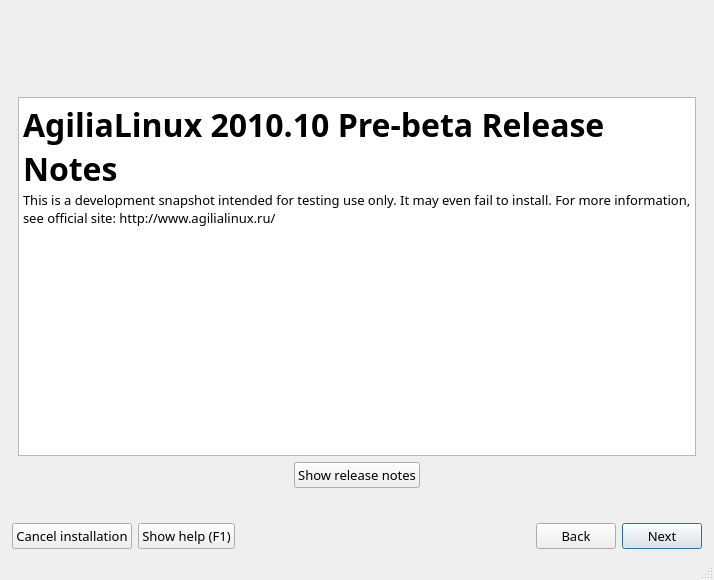
The window that guiinstaller/guisetup/mainwindow.ui (aix27249/mpkg) describes before a commit, drawn with Qt 5.
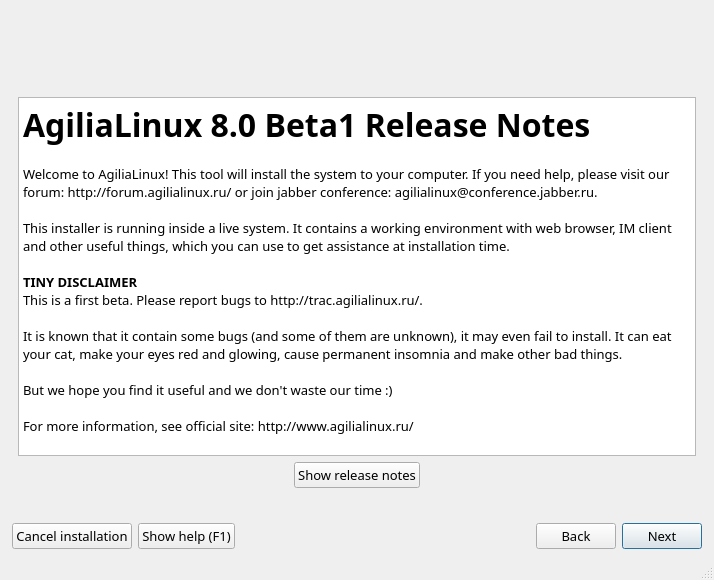
The same window after the commit. The open tabs and pages were chosen to show the change. Icons and pictures are not drawn.

```diff
--- a/guiinstaller/guisetup/mainwindow.ui
+++ b/guiinstaller/guisetup/mainwindow.ui
@@ -128,8 +128,20 @@
 &lt;html&gt;&lt;head&gt;&lt;meta name=&quot;qrichtext&quot; content=&quot;1&quot; /&gt;&lt;style type=&quot;text/css&quot;&gt;
 p, li { white-space: pre-wrap; }
 &lt;/style&gt;&lt;/head&gt;&lt;body style=&quot; font-family:'Droid Sans'; font-size:10pt; font-weight:400; font-style:normal;&quot;&gt;
-&lt;p style=&quot; margin-top:0px; margin-bottom:0px; margin-left:0px; margin-right:0px; -qt-block-indent:0; text-indent:0px;&quot;&gt;&lt;span style=&quot; font-size:24pt; font-weight:600;&quot;&gt;AgiliaLinux 2010.10 Pre-beta Release Notes&lt;/span&gt;&lt;/p&gt;
-&lt;p style=&quot; margin-top:0px; margin-bottom:0px; margin-left:0px; margin-right:0px; -qt-block-indent:0; text-indent:0px;&quot;&gt;This is a development snapshot intended for testing use only. It may even fail to install. For more information, see official site: http://www.agilialinux.ru/&lt;/p&gt;&lt;/body&gt;&lt;/html&gt;</string>
+&lt;p style=&quot; margin-top:0px; margin-bottom:0px; margin-left:0px; margin-right:0px; -qt-block-indent:0; text-indent:0px;&quot;&gt;&lt;span style=&quot; font-size:24pt; font-weight:600;&quot;&gt;AgiliaLinux 8.0 Beta1 Release Notes&lt;/span&gt;&lt;/p&gt;
+&lt;p style=&quot;-qt-paragraph-type:empty; margin-top:0px; margin-bottom:0px; margin-left:0px; margin-right:0px; -qt-block-indent:0; text-indent:0px;&quot;&gt;&lt;/p&gt;
+&lt;p style=&quot; margin-top:0px; margin-bottom:0px; margin-left:0px; margin-right:0px; -qt-block-indent:0; text-indent:0px;&quot;&gt;Welcome to AgiliaLinux! This tool will install the system to your computer. If you need help, please visit our forum: http://forum.agilialinux.ru/ or join jabber conference: agilialinux@conference.jabber.ru. &lt;/p&gt;
+&lt;p style=&quot;-qt-paragraph-type:empty; margin-top:0px; margin-bottom:0px; margin-left:0px; margin-right:0px; -qt-block-indent:0; text-indent:0px;&quot;&gt;&lt;/p&gt;
+&lt;p style=&quot; margin-top:0px; margin-bottom:0px; margin-left:0px; margin-right:0px; -qt-block-indent:0; text-indent:0px;&quot;&gt;This installer is running inside a live system. It contains a working environment with web browser, IM client and other useful things, which you can use to get assistance at installation time.&lt;/p&gt;
+&lt;p style=&quot;-qt-paragraph-type:empty; margin-top:0px; margin-bottom:0px; margin-left:0px; margin-right:0px; -qt-block-indent:0; text-indent:0px;&quot;&gt;&lt;/p&gt;
+&lt;p style=&quot; margin-top:0px; margin-bottom:0px; margin-left:0px; margin-right:0px; -qt-block-indent:0; text-indent:0px;&quot;&gt;&lt;span style=&quot; font-weight:600;&quot;&gt;TINY DISCLAIMER&lt;/span&gt;&lt;/p&gt;
+&lt;p style=&quot; margin-top:0px; margin-bottom:0px; margin-left:0px; margin-right:0px; -qt-block-indent:0; text-indent:0px;&quot;&gt;This is a first beta. Please report bugs to http://trac.agilialinux.ru/.&lt;/p&gt;
+&lt;p style=&quot;-qt-paragraph-type:empty; margin-top:0px; margin-bottom:0px; margin-left:0px; margin-right:0px; -qt-block-indent:0; text-indent:0px;&quot;&gt;&lt;/p&gt;
+&lt;p style=&quot; margin-top:0px; margin-bottom:0px; margin-left:0px; margin-right:0px; -qt-block-indent:0; text-indent:0px;&quot;&gt;It is known that it contain some bugs (and some of them are unknown), it may even fail to install. It can eat your cat, make your eyes red and glowing, cause permanent insomnia and make other bad things.&lt;/p&gt;
+&lt;p style=&quot;-qt-paragraph-type:empty; margin-top:0px; margin-bottom:0px; margin-left:0px; margin-right:0px; -qt-block-indent:0; text-indent:0px;&quot;&gt;&lt;/p&gt;
+&lt;p style=&quot; margin-top:0px; margin-bottom:0px; margin-left:0px; margin-right:0px; -qt-block-indent:0; text-indent:0px;&quot;&gt;But we hope you find it useful and we don't waste our time :)&lt;/p&gt;
+&lt;p style=&quot;-qt-paragraph-type:empty; margin-top:0px; margin-bottom:0px; margin-left:0px; margin-right:0px; -qt-block-indent:0; text-indent:0px;&quot;&gt;&lt;/p&gt;
+&lt;p style=&quot; margin-top:0px; margin-bottom:0px; margin-left:0px; margin-right:0px; -qt-block-indent:0; text-indent:0px;&quot;&gt;For more information, see official site: http://www.agilialinux.ru/&lt;/p&gt;&lt;/body&gt;&lt;/html&gt;</string>
           </property>
          </widget>
         </item>
```
Left out of the diff: 20 changed lines with no effect on the pictures.
